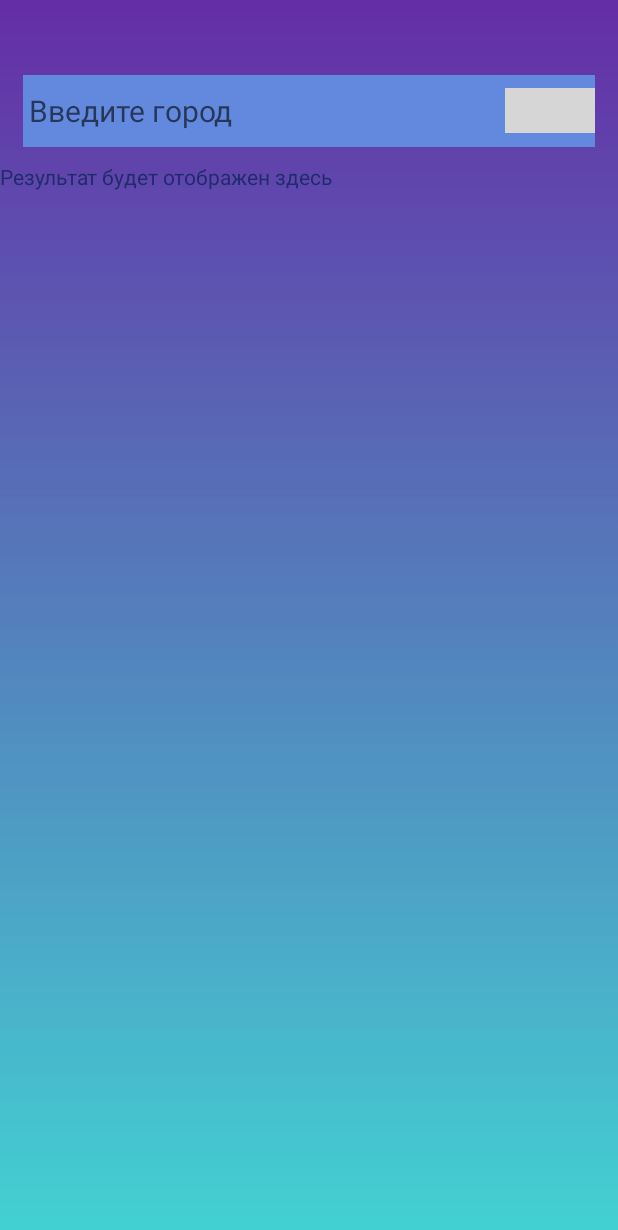
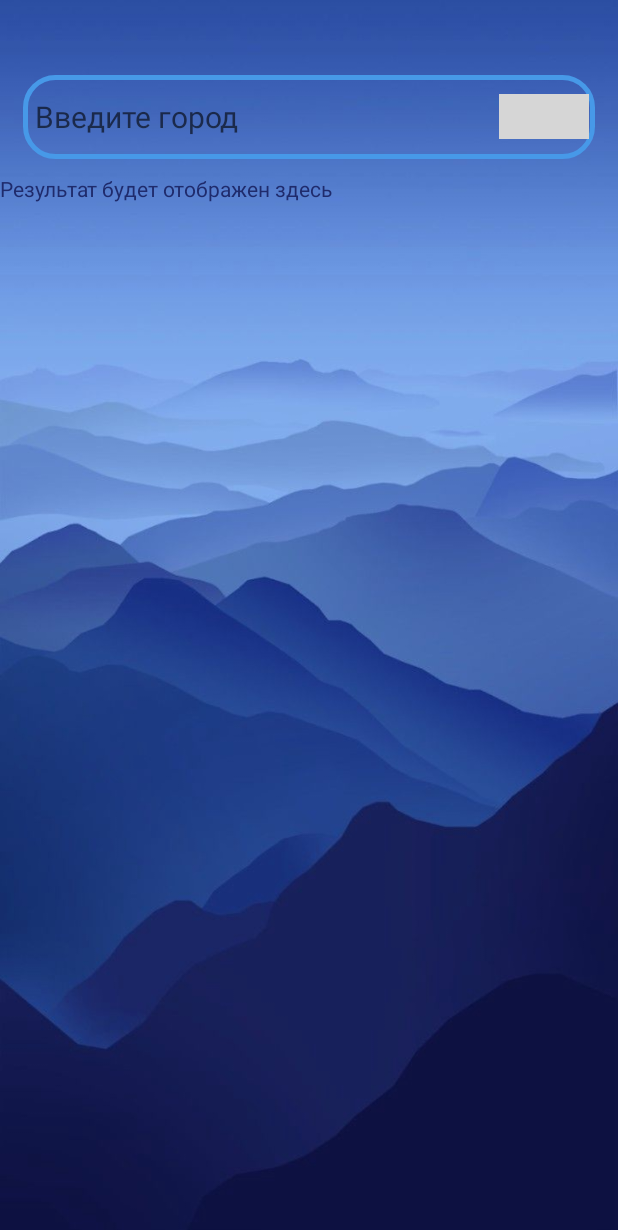
Before and after one commit to Raijin392/WeatherForecast, an Android app: the screen it shows after launch (MainActivity), on a phone screen of 412 x 824 dp. Shown: the top 1230 px of the screen. Run offline under Robolectric (Android 15) with nearby library versions, the phone set to English and light mode, and no system bars; grey boxes are pictures that could not be loaded.

Commit message:
update 3.0

```diff
--- a/app/src/main/res/layout/activity_main.xml
+++ b/app/src/main/res/layout/activity_main.xml
@@ -3,17 +3,17 @@
     xmlns:tools="http://schemas.android.com/tools"
     android:layout_width="match_parent"
     android:layout_height="match_parent"
-    android:background="@drawable/bluefadebackground"
+    android:background="@drawable/bluemountainback"
     android:orientation="vertical"
     tools:context=".MainActivity">
 
     <LinearLayout
+        android:id="@+id/search_bar"
         android:layout_width="match_parent"
         android:layout_height="wrap_content"
         android:layout_marginLeft="15dp"
         android:layout_marginTop="50dp"
         android:layout_marginRight="15dp"
-        android:background="#6389df"
         android:orientation="horizontal">
 
 
@@ -33,9 +33,9 @@
             android:layout_width="60dp"
             android:layout_height="30dp"
             android:layout_gravity="center"
-            android:background="#6389df"
             android:scaleType="fitCenter"
-            android:src="@drawable/magnifier" />
+            android:background="@android:color/transparent"
+            android:src="@drawable/lupa" />
 
     </LinearLayout>
 
```
